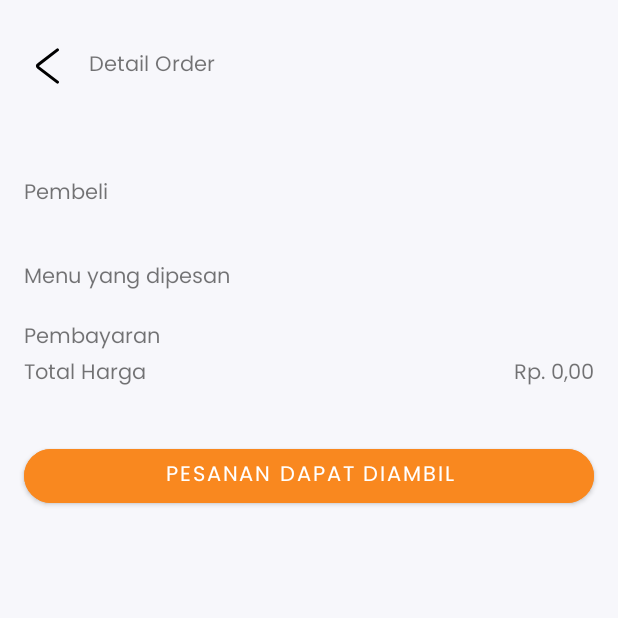
After one commit to amiiin94/admin-ndrey-kitchen, an Android app: the OrderDetail screen opened directly, with no data from a screen before it, on a phone screen of 412 x 824 dp, the top half of it. The commit adds this screen. Run offline under Robolectric (Android 15) with nearby library versions, the phone set to English and light mode, and no system bars; our stand-ins replace Volley; network calls fail.

Commit message:
alur order di admin kelar

```diff
--- a/app/src/main/AndroidManifest.xml
+++ b/app/src/main/AndroidManifest.xml
@@ -19,7 +19,7 @@
             android:name=".MenuActivity"
             android:exported="false" />
         <activity
-            android:name=".DetailPembayaran"
+            android:name=".OrderDetail"
             android:exported="false" />
         <activity
             android:name=".EditCategory"
--- /dev/null
+++ b/app/src/main/java/com/example/admin_ndreykitchen/OrderDetail.kt
@@ -0,0 +1,193 @@
+package com.example.admin_ndreykitchen
+
+import android.content.Context
+import android.content.Intent
+import android.content.SharedPreferences
+import android.os.Bundle
+import android.widget.ImageButton
+import android.widget.ImageView
+import android.widget.TextView
+import android.widget.Toast
+import androidx.activity.enableEdgeToEdge
+import androidx.appcompat.app.AppCompatActivity
+import androidx.core.view.ViewCompat
+import androidx.core.view.WindowInsetsCompat
+import androidx.recyclerview.widget.LinearLayoutManager
+import androidx.recyclerview.widget.RecyclerView
+import com.android.volley.Request
+import com.android.volley.toolbox.StringRequest
+import com.android.volley.toolbox.Volley
+import com.example.admin_ndreykitchen.adapter.ItemMenuAdapter
+import com.example.admin_ndreykitchen.adapter.ItemOrderAdapter
+import com.example.admin_ndreykitchen.model.ItemModel
+import com.example.admin_ndreykitchen.model.OrderItemModel
+import com.example.admin_ndreykitchen.model.OrderModel
+import org.json.JSONArray
+import org.json.JSONException
+import java.text.NumberFormat
+import java.util.Currency
+import java.util.Locale
+
+class OrderDetail : AppCompatActivity() {
+    private val itemList = mutableListOf<OrderItemModel>()
+    private lateinit var rvItem: RecyclerView
+    private lateinit var tvStatus: TextView
+    private lateinit var tvDate: TextView
+    private lateinit var tvNamaPembeli: TextView
+    private lateinit var back_btn: ImageView
+    private lateinit var tvTotalHarga: TextView
+    private lateinit var tvPayment: TextView
+    private lateinit var btn_pesanan_dapat_diambil: com.google.android.material.button.MaterialButton
+
+    private lateinit var id_order: String
+    private lateinit var status: String
+    private lateinit var date: String
+    private var amount: Int = 0
+    private lateinit var namaPembeli: String
+    private lateinit var payment: String
+    override fun onCreate(savedInstanceState: Bundle?) {
+        super.onCreate(savedInstanceState)
+        enableEdgeToEdge()
+        setContentView(R.layout.item_order_detail)
+        ViewCompat.setOnApplyWindowInsetsListener(findViewById(R.id.main)) { v, insets ->
+            val systemBars = insets.getInsets(WindowInsetsCompat.Type.systemBars())
+            v.setPadding(systemBars.left, systemBars.top, systemBars.right, systemBars.bottom)
+            insets
+        }
+
+        initializeItems()
+
+        rvItem.layoutManager = LinearLayoutManager(this)
+
+        getAllItemOrder()
+        showItem()
+
+        back_btn.setOnClickListener{
+            val back_btn_intent = Intent(this@OrderDetail, MainActivity::class.java)
+            startActivity((back_btn_intent))
+        }
+
+        btn_pesanan_dapat_diambil.setOnClickListener {
+            putStatusOrder()
+        }
+    }
+
+    private fun initializeItems() {
+        rvItem = findViewById(R.id.rvItem)
+        tvStatus = findViewById(R.id.tvStatus)
+        tvDate = findViewById(R.id.tvDate)
+        tvNamaPembeli = findViewById(R.id.tvNamaPembeli)
+        back_btn = findViewById(R.id.back_btn)
+        tvPayment = findViewById(R.id.tvPayment)
+        btn_pesanan_dapat_diambil = findViewById(R.id.btn_pesanan_dapat_diambil)
+        tvTotalHarga = findViewById(R.id.tvTotalHarga)
+
+
+        // Retrieve data from intent
+        id_order = intent.getStringExtra("id_order") ?: ""
+        date = intent.getStringExtra("date_order") ?: ""
+        amount = intent.getIntExtra("amount_order", 0)
+        status = intent.getStringExtra("status_order") ?: ""
+        payment = intent.getStringExtra("payment_order") ?: ""
+        namaPembeli = intent.getStringExtra("fullname_order") ?: ""
+
+
+        // Set the data to the views
+        tvDate.setText(date)
+        tvTotalHarga.setText(formatToRupiah(amount))
+        tvStatus.setText(status)
+        tvNamaPembeli.setText(namaPembeli)
+        tvPayment.setText(payment)
+
+
+    }
+
+    private fun getAllItemOrder() {
+        val urlEndPoints =
+            "https://ap-southeast-1.aws.data.mongodb-api.com/app/application-0-kofjt/endpoint/getItemOrder"
+        val sr = StringRequest(
+            Request.Method.GET,
+            urlEndPoints,
+            { response ->
+                try {
+                    val records = JSONArray(response)
+                    if (records.length() > 0) {
+                        itemList.clear() // Clearing the list here
+                        for (i in 0 until records.length()) {
+                            val recordJson = records.getJSONObject(i)
+                            val id_order = recordJson.getString("id_order")
+
+                            // Check if record_id matches the _id retrieved from intent
+                            if (id_order == this@OrderDetail.id_order) {
+                                val _id = recordJson.getString("_id")
+                                val item = recordJson.getString("item")
+                                val quantity = recordJson.getInt("quantity")
+
+                                val order = OrderItemModel(_id, id_order, item, quantity)
+                                itemList.add(order)
+                            }
+                        }
+                        // Notify adapter that data set changed
+                        showItem()
+                    }
+                } catch (e: JSONException) {
+                    e.printStackTrace()
+                }
+            },
+            { error ->
+                Toast.makeText(this, error.toString().trim { it <= ' ' }, Toast.LENGTH_SHORT)
+                    .show()
+            }
+        )
+        val requestQueue = Volley.newRequestQueue(applicationContext)
+        requestQueue.add(sr)
+    }
+
+
+    private fun showItem() {
+        val orderItemModel = ItemOrderAdapter(itemList)
+        rvItem.adapter = orderItemModel
+    }
+
+    private fun formatToRupiah(value: Int?): String {
+        val formatRupiah = NumberFormat.getCurrencyInstance(Locale("id", "ID"))
+        formatRupiah.currency = Currency.getInstance("IDR")
+
+        val formattedValue = value?.let { formatRupiah.format(it.toLong()).replace("Rp", "").trim() }
+
+        return "Rp. $formattedValue"
+    }
+
+    fun putStatusOrder() {
+        val status = "Pesanan dapat diambil"
+
+        val urlEndPoints = "https://ap-southeast-1.aws.data.mongodb-api.com/app/application-0-kofjt/endpoint/putStatusOrder?_id=$id_order&status=$status"
+
+        val sr = StringRequest(
+            Request.Method.PUT,
+            urlEndPoints,
+            { response ->
+                if (response == "\"Status Updated.\"") {
+                    // Update successful
+                    Toast.makeText(this@OrderDetail, "Amount Updated", Toast.LENGTH_SHORT).show()
+
+                    // Redirect to the main activity
+                    val mainActivityIntent = Intent(this@OrderDetail, MainActivity::class.java)
+                    mainActivityIntent.putExtra("selected_tab", R.id.menu)
+                    startActivity(mainActivityIntent)
+                } else {
+                    // Display toast with the response message
+                    Toast.makeText(this@OrderDetail, response, Toast.LENGTH_SHORT).show()
+                }
+            },
+            { error ->
+                // Handle Volley error
+                error.printStackTrace()
+                Toast.makeText(this@OrderDetail, "Failed: " + error.message, Toast.LENGTH_SHORT).show()
+            }
+        )
+
+        val requestQueue = Volley.newRequestQueue(applicationContext)
+        requestQueue.add(sr)
+    }
+}
--- /dev/null
+++ b/app/src/main/java/com/example/admin_ndreykitchen/adapter/ItemOrderAdapter.kt
@@ -0,0 +1,43 @@
+package com.example.admin_ndreykitchen.adapter
+
+import android.content.Context
+import android.view.LayoutInflater
+import android.view.View
+import android.view.ViewGroup
+import android.widget.TextView
+import androidx.recyclerview.widget.RecyclerView
+import com.example.admin_ndreykitchen.R
+import com.example.admin_ndreykitchen.model.ItemModel
+import com.example.admin_ndreykitchen.model.OrderItemModel
+
+class ItemOrderAdapter(private val itemList: List<OrderItemModel>) :
+    RecyclerView.Adapter<ItemOrderAdapter.ViewHolder>() {
+
+    private lateinit var context: Context
+
+    override fun onCreateViewHolder(parent: ViewGroup, viewType: Int): ViewHolder {
+        context = parent.context
+        val inflater = LayoutInflater.from(context)
+        val itemView = inflater.inflate(R.layout.item_order_detail_item, parent, false)
+        return ViewHolder(itemView)
+    }
+
+    override fun onBindViewHolder(holder: ViewHolder, position: Int) {
+        val item = itemList[position]
+        holder.bind(item)
+    }
+
+    override fun getItemCount(): Int {
+        return itemList.size
+    }
+
+    inner class ViewHolder(itemView: View) : RecyclerView.ViewHolder(itemView) {
+        private val tvItem: TextView = itemView.findViewById(R.id.tvNamaMenu)
+        private val tvQuantity: TextView = itemView.findViewById(R.id.tvQuantity)
+
+        fun bind(item: OrderItemModel) {
+            tvItem.text = item.item_orderItem
+            tvQuantity.text = item.quantity_orderItem.toString() + "x"
+        }
+    }
+}
--- a/app/src/main/java/com/example/admin_ndreykitchen/fragment/OrderFragment.kt
+++ b/app/src/main/java/com/example/admin_ndreykitchen/fragment/OrderFragment.kt
@@ -40,7 +40,7 @@ class OrderFragment : Fragment() {
     private val orderList = mutableListOf<OrderModel>()
     private val orderItemList = mutableListOf<OrderItemModel>()
     private lateinit var rvOrder: RecyclerView
-    private lateinit var sharedPreferences: SharedPreferences
+
 
     override fun onCreate(savedInstanceState: Bundle?) {
         super.onCreate(savedInstanceState)
@@ -81,6 +81,7 @@ class OrderFragment : Fragment() {
 
                             val id_order = orderJson.getString("_id")
                             val id_user = orderJson.getString("id_user")
+                            val fullname = orderJson.getString("fullname")
                             val amount_order = orderJson.getInt("amount")
                             val date_order = orderJson.getString("date")
                             val payment_order = orderJson.getString("payment")
@@ -89,6 +90,7 @@ class OrderFragment : Fragment() {
                             val orders = OrderModel(
                                 id_order,
                                 id_user,
+                                fullname,
                                 amount_order,
                                 date_order,
                                 payment_order,
@@ -129,7 +131,7 @@ class OrderFragment : Fragment() {
                             val id_orderItem = orderItemJson.getString("_id")
                             val id_order = orderItemJson.getString("id_order")
                             val item_orderItem = orderItemJson.getString("item")
-                            val quantity_orderItem = orderItemJson.getString("quantity")
+                            val quantity_orderItem = orderItemJson.getInt("quantity")
 
                             val orderItem = OrderItemModel(id_orderItem, id_order, item_orderItem, quantity_orderItem)
                             orderItemList.add(orderItem)
--- a/app/src/main/java/com/example/admin_ndreykitchen/model/OrderItemModel.kt
+++ b/app/src/main/java/com/example/admin_ndreykitchen/model/OrderItemModel.kt
@@ -4,5 +4,5 @@ data class OrderItemModel (
     val id_orderItem: String? = null,
     val id_order: String? = null,
     val item_orderItem: String? = null,
-    val quantity_orderItem: String? = null
+    val quantity_orderItem: Int? = null
 )
--- a/app/src/main/java/com/example/admin_ndreykitchen/model/OrderModel.kt
+++ b/app/src/main/java/com/example/admin_ndreykitchen/model/OrderModel.kt
@@ -3,6 +3,7 @@ package com.example.admin_ndreykitchen.model
 data class OrderModel(
     val id_order: String? = null,
     val id_user: String? = null,
+    val fullname_order: String? = null,
     val amount_order: Int? = null,
     val date_order: String? = null,
     val payment_order: String? = null,
--- /dev/null
+++ b/app/src/main/res/drawable/arrow_left_black.xml
@@ -0,0 +1,13 @@
+<vector xmlns:android="http://schemas.android.com/apk/res/android"
+    android:width="31dp"
+    android:height="24dp"
+    android:viewportWidth="31"
+    android:viewportHeight="24">
+    <path
+        android:pathData="M22.075,1.257L9.325,11.169C8.678,11.648 8.678,12.397 9.325,12.876L22.075,22.788"
+        android:strokeLineJoin="round"
+        android:strokeWidth="2"
+        android:fillColor="#00000000"
+        android:strokeColor="@color/black"
+        android:strokeLineCap="round"/>
+</vector>
--- a/app/src/main/res/layout/item_order_detail.xml
+++ b/app/src/main/res/layout/item_order_detail.xml
@@ -1,6 +1,157 @@
 <?xml version="1.0" encoding="utf-8"?>
 <androidx.constraintlayout.widget.ConstraintLayout xmlns:android="http://schemas.android.com/apk/res/android"
+    xmlns:app="http://schemas.android.com/apk/res-auto"
+    xmlns:tools="http://schemas.android.com/tools"
     android:layout_width="match_parent"
-    android:layout_height="match_parent">
+    android:layout_height="match_parent"
+    android:background="@color/abu_bg"
+    tools:context="OrderDetail"
+    android:id="@+id/main">
 
+    <com.google.android.material.button.MaterialButton
+        android:id="@+id/btn_pesanan_dapat_diambil"
+        android:layout_width="match_parent"
+        android:layout_height="48dp"
+        android:layout_marginStart="16dp"
+        android:layout_marginTop="32dp"
+        android:layout_marginEnd="16dp"
+        android:backgroundTint="@color/orange_mainColor"
+        android:text="Pesanan dapat diambil"
+        android:textSize="14sp"
+        app:cornerRadius="20sp"
+        app:layout_constraintEnd_toEndOf="parent"
+        app:layout_constraintStart_toStartOf="parent"
+        app:layout_constraintTop_toBottomOf="@+id/linearLayout" />
+
+    <ImageView
+        android:id="@+id/back_btn"
+        android:layout_width="wrap_content"
+        android:layout_height="wrap_content"
+        android:layout_marginStart="16dp"
+        android:layout_marginTop="32dp"
+        app:layout_constraintStart_toStartOf="parent"
+        app:layout_constraintTop_toTopOf="parent"
+        app:srcCompat="@drawable/arrow_left_black" />
+
+    <TextView
+        android:id="@+id/textView8"
+        android:layout_width="wrap_content"
+        android:layout_height="wrap_content"
+        android:layout_marginStart="12dp"
+        android:text="Detail Order"
+        app:layout_constraintBottom_toBottomOf="@+id/back_btn"
+        app:layout_constraintStart_toEndOf="@+id/back_btn"
+        app:layout_constraintTop_toTopOf="@+id/back_btn" />
+
+    <LinearLayout
+        android:id="@+id/linearLayout"
+        android:layout_width="match_parent"
+        android:layout_height="wrap_content"
+        android:layout_marginHorizontal="16dp"
+        android:layout_marginTop="32dp"
+        android:orientation="vertical"
+        app:layout_constraintEnd_toEndOf="parent"
+        app:layout_constraintStart_toStartOf="parent"
+        app:layout_constraintTop_toBottomOf="@+id/textView8">
+
+        <LinearLayout
+            android:id="@+id/linearlayout"
+            android:layout_width="match_parent"
+            android:layout_height="match_parent"
+            android:orientation="horizontal">
+
+            <TextView
+                android:id="@+id/tvStatus"
+                android:layout_width="0dp"
+                android:layout_height="wrap_content"
+                android:layout_weight="1"
+                android:text="Sedang Diproses" />
+
+            <TextView
+                android:id="@+id/tvDate"
+                android:layout_width="0dp"
+                android:layout_height="wrap_content"
+                android:layout_weight="1"
+                android:gravity="end"
+                android:text="32/23/1232" />
+
+        </LinearLayout>
+
+        <LinearLayout
+            android:layout_width="match_parent"
+            android:layout_height="match_parent"
+            android:orientation="horizontal"
+            android:layout_marginTop="5dp">
+
+            <TextView
+                android:layout_width="0dp"
+                android:layout_height="wrap_content"
+                android:layout_weight="1"
+                android:text="Pembeli" />
+
+            <TextView
+                android:id="@+id/tvNamaPembeli"
+                android:layout_width="0dp"
+                android:layout_height="wrap_content"
+                android:layout_weight="1"
+                android:gravity="end"
+                android:text="Maman Abdurahman" />
+
+        </LinearLayout>
+
+        <TextView
+            android:id="@+id/textView11"
+            android:layout_width="match_parent"
+            android:layout_height="wrap_content"
+            android:layout_marginTop="32dp"
+            android:text="Menu yang dipesan" />
+
+        <androidx.recyclerview.widget.RecyclerView
+            android:id="@+id/rvItem"
+            android:layout_width="match_parent"
+            android:layout_height="match_parent" />
+
+        <LinearLayout
+            android:layout_width="match_parent"
+            android:layout_height="wrap_content"
+            android:layout_marginTop="16dp"
+            android:orientation="horizontal">
+
+            <TextView
+                android:layout_width="0dp"
+                android:layout_height="wrap_content"
+                android:layout_weight="1"
+                android:text="Pembayaran" />
+
+            <TextView
+                android:id="@+id/tvPayment"
+                android:layout_width="0dp"
+                android:layout_height="wrap_content"
+                android:layout_weight="1"
+                android:gravity="end"
+                android:text="Dana" />
+
+        </LinearLayout>
+
+        <LinearLayout
+            android:layout_width="match_parent"
+            android:layout_height="match_parent"
+            android:orientation="horizontal">
+
+            <TextView
+                android:layout_width="0dp"
+                android:layout_height="wrap_content"
+                android:layout_weight="1"
+                android:text="Total Harga" />
+
+            <TextView
+                android:id="@+id/tvTotalHarga"
+                android:layout_width="0dp"
+                android:layout_height="wrap_content"
+                android:layout_weight="1"
+                android:gravity="end"
+                android:text="Rp32000" />
+        </LinearLayout>
+
+    </LinearLayout>
 </androidx.constraintlayout.widget.ConstraintLayout>
```
Also changed, not shown: app/src/main/java/com/example/admin_ndreykitchen/adapter/OrderAdapter.kt (+18 -13 lines), app/src/main/res/layout/activity_addtransaction_pengeluaran.xml (+9 -9 lines), app/src/main/res/layout/item_order_detail_item.xml (added, +29 -0 lines).
